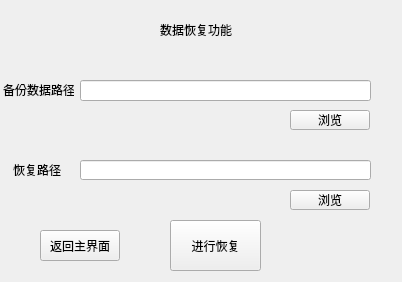
Qt form restore.ui (Vergilllll/backup) before a commit.
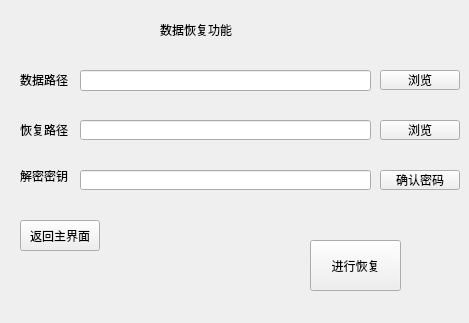
The same form after that commit. Icons and pictures are not drawn.

Diff of the .ui file:
```diff
--- a/restore.ui
+++ b/restore.ui
@@ -6,8 +6,8 @@
    <rect>
     <x>0</x>
     <y>0</y>
-    <width>402</width>
-    <height>282</height>
+    <width>469</width>
+    <height>323</height>
    </rect>
   </property>
   <property name="windowTitle">
@@ -17,7 +17,7 @@
    <property name="geometry">
     <rect>
      <x>80</x>
-     <y>160</y>
+     <y>120</y>
      <width>291</width>
      <height>20</height>
     </rect>
@@ -26,8 +26,8 @@
   <widget class="QPushButton" name="res_button">
    <property name="geometry">
     <rect>
-     <x>290</x>
-     <y>110</y>
+     <x>380</x>
+     <y>70</y>
      <width>80</width>
      <height>20</height>
     </rect>
@@ -40,7 +40,7 @@
    <property name="geometry">
     <rect>
      <x>80</x>
-     <y>80</y>
+     <y>70</y>
      <width>291</width>
      <height>21</height>
     </rect>
@@ -49,8 +49,8 @@
   <widget class="QLabel" name="rst_label">
    <property name="geometry">
     <rect>
-     <x>13</x>
-     <y>160</y>
+     <x>20</x>
+     <y>120</y>
      <width>61</width>
      <height>20</height>
     </rect>
@@ -62,8 +62,8 @@
   <widget class="QPushButton" name="rst">
    <property name="geometry">
     <rect>
-     <x>170</x>
-     <y>220</y>
+     <x>310</x>
+     <y>240</y>
      <width>91</width>
      <height>51</height>
     </rect>
@@ -75,21 +75,21 @@
   <widget class="QLabel" name="res_label">
    <property name="geometry">
     <rect>
-     <x>3</x>
-     <y>80</y>
-     <width>71</width>
+     <x>20</x>
+     <y>70</y>
+     <width>151</width>
      <height>20</height>
     </rect>
    </property>
    <property name="text">
-    <string>备份数据路径</string>
+    <string>数据路径</string>
    </property>
   </widget>
   <widget class="QPushButton" name="rst_button">
    <property name="geometry">
     <rect>
-     <x>290</x>
-     <y>190</y>
+     <x>380</x>
+     <y>120</y>
      <width>80</width>
      <height>20</height>
     </rect>
@@ -114,8 +114,8 @@
   <widget class="QPushButton" name="return_main">
    <property name="geometry">
     <rect>
-     <x>40</x>
-     <y>230</y>
+     <x>20</x>
+     <y>220</y>
      <width>80</width>
      <height>31</height>
     </rect>
@@ -129,8 +129,8 @@
     <rect>
      <x>0</x>
      <y>0</y>
-     <width>402</width>
-     <height>282</height>
+     <width>469</width>
+     <height>323</height>
     </rect>
    </property>
    <property name="styleSheet">
@@ -140,6 +140,42 @@
     <string/>
    </property>
   </widget>
+  <widget class="QLabel" name="pwd_label">
+   <property name="geometry">
+    <rect>
+     <x>20</x>
+     <y>170</y>
+     <width>54</width>
+     <height>12</height>
+    </rect>
+   </property>
+   <property name="text">
+    <string>解密密钥</string>
+   </property>
+  </widget>
+  <widget class="QLineEdit" name="password">
+   <property name="geometry">
+    <rect>
+     <x>80</x>
+     <y>170</y>
+     <width>291</width>
+     <height>20</height>
+    </rect>
+   </property>
+  </widget>
+  <widget class="QPushButton" name="pwd_button">
+   <property name="geometry">
+    <rect>
+     <x>380</x>
+     <y>170</y>
+     <width>80</width>
+     <height>20</height>
+    </rect>
+   </property>
+   <property name="text">
+    <string>确认密码</string>
+   </property>
+  </widget>
   <zorder>label_pic</zorder>
   <zorder>rst_res</zorder>
   <zorder>res_button</zorder>
```
Left out of the diff: 3 changed lines with no effect on the pictures.
